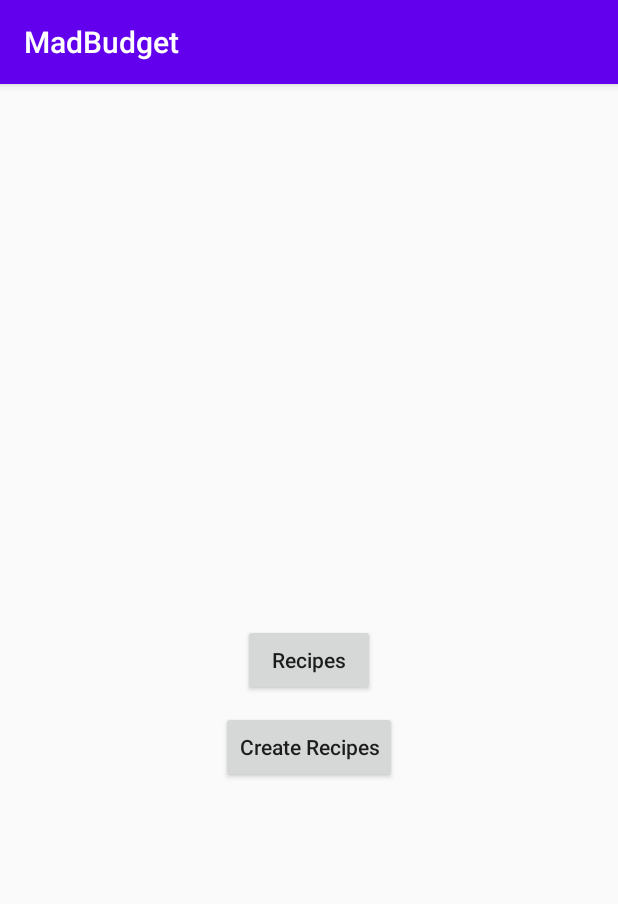
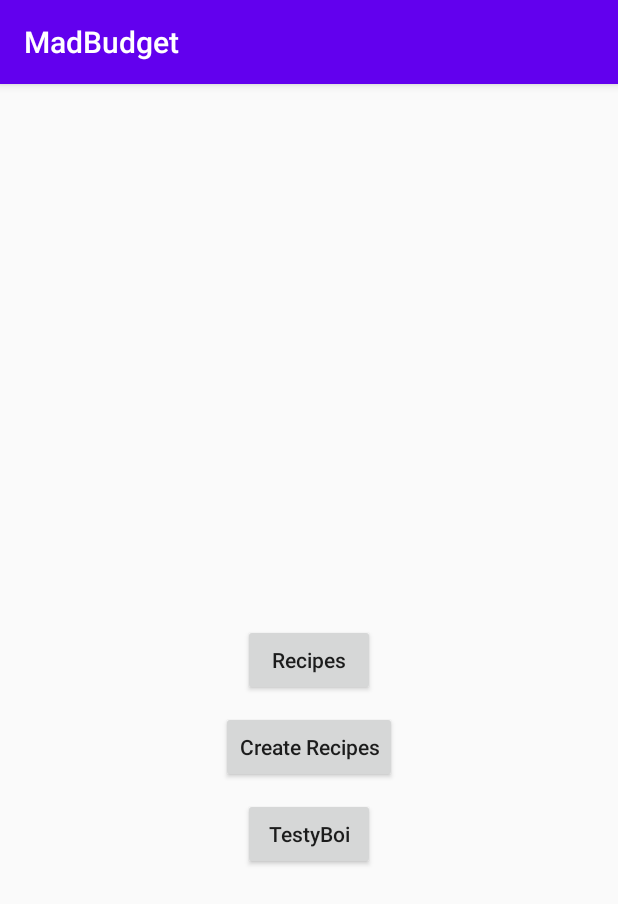
Before and after one commit to aleksanderlj/MadBudget, an Android app: the screen it shows after launch (MainActivity), on a phone screen of 412 x 824 dp. Shown: the top 904 px of the screen. Run offline under Robolectric (Android 15) with nearby library versions, the phone set to English and light mode, and no system bars.

Commit message:
Added one more button.

```diff
--- a/app/src/main/java/com/example/madbudget/MainActivity.kt
+++ b/app/src/main/java/com/example/madbudget/MainActivity.kt
@@ -2,7 +2,6 @@ package com.example.madbudget
 
 import androidx.appcompat.app.AppCompatActivity
 import android.os.Bundle
-import android.widget.Button
 import kotlinx.android.synthetic.main.activity_main.*
 
 class MainActivity : AppCompatActivity() {
@@ -10,8 +9,11 @@ class MainActivity : AppCompatActivity() {
         super.onCreate(savedInstanceState)
         setContentView(R.layout.activity_main)
 
-        recipes.text
-
-
+        recipes.setOnClickListener({
+            // Do stuff
+        })
+        createRecipes.setOnClickListener({
+            // Do other stuff
+        })
     }
 }
--- a/app/src/main/res/layout/activity_main.xml
+++ b/app/src/main/res/layout/activity_main.xml
@@ -28,4 +28,15 @@
         app:layout_constraintRight_toRightOf="parent"
         app:layout_constraintTop_toBottomOf="@id/recipes" />
 
+    <Button
+        android:id="@+id/testyBoi"
+        android:layout_width="wrap_content"
+        android:layout_height="wrap_content"
+        android:layout_marginTop="10dp"
+        android:text="TestyBoi"
+        android:textAllCaps="false"
+        app:layout_constraintLeft_toLeftOf="parent"
+        app:layout_constraintRight_toRightOf="parent"
+        app:layout_constraintTop_toBottomOf="@id/createRecipes" />
+
 </androidx.constraintlayout.widget.ConstraintLayout>
```
